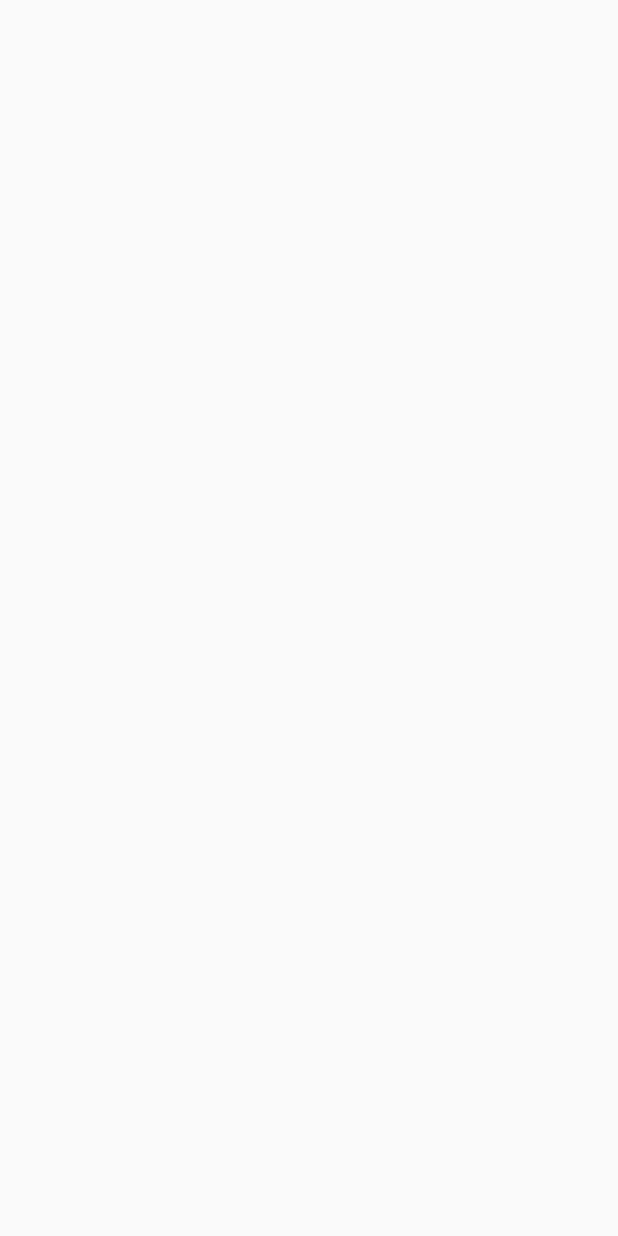
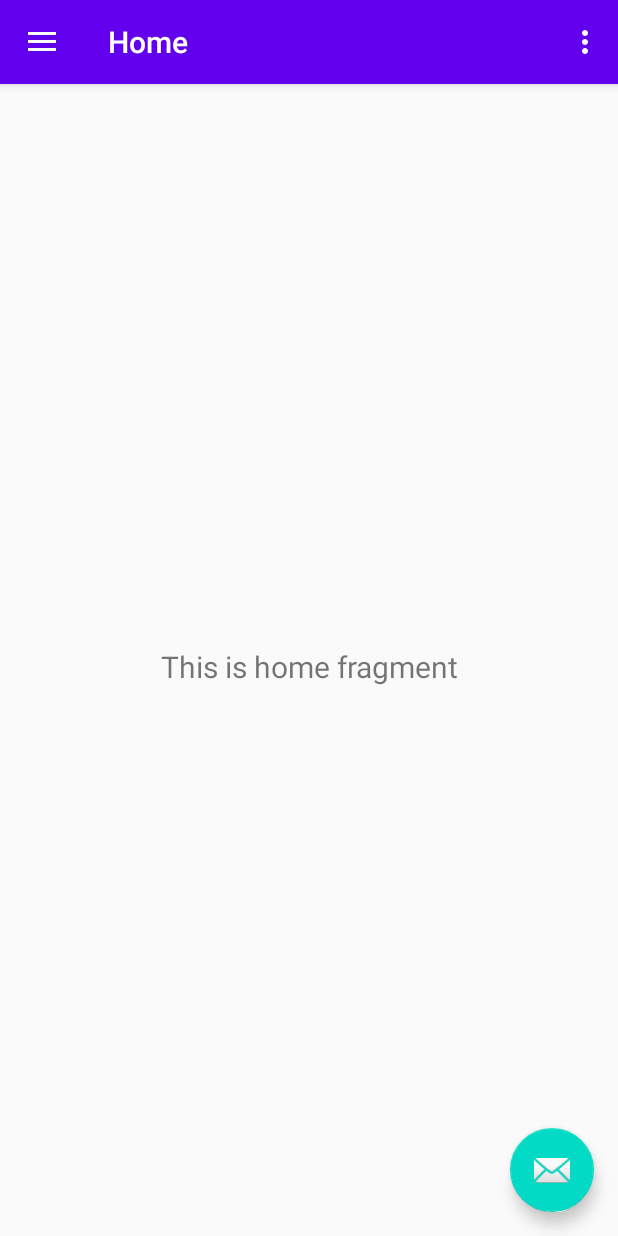
Before and after one commit to AMansou/Android-Car-App, an Android app: the AdminPage_1172631_1171821 screen opened directly, with no data from a screen before it, on a phone screen of 412 x 824 dp. Before the commit the screen is empty. Run offline under Robolectric (Android 15) with nearby library versions, the phone set to English and light mode, and no system bars; our stand-ins replace navigation-ui.

Commit message:
nothing important

```diff
--- a/app/src/main/java/com/example/brojekt/AdminPage_1172631_1171821.java
+++ b/app/src/main/java/com/example/brojekt/AdminPage_1172631_1171821.java
@@ -2,49 +2,64 @@ package com.example.brojekt;
 
 import androidx.annotation.NonNull;
 import androidx.appcompat.app.AppCompatActivity;
+import androidx.appcompat.widget.Toolbar;
 import androidx.drawerlayout.widget.DrawerLayout;
+import androidx.navigation.NavController;
+import androidx.navigation.Navigation;
+import androidx.navigation.ui.AppBarConfiguration;
+import androidx.navigation.ui.NavigationUI;
 
 import android.os.Bundle;
+import android.view.Menu;
 import android.view.MenuItem;
+import android.view.View;
 
+import com.google.android.material.floatingactionbutton.FloatingActionButton;
 import com.google.android.material.navigation.NavigationView;
+import com.google.android.material.snackbar.Snackbar;
 
-public class AdminPage_1172631_1171821 extends AppCompatActivity implements NavigationView.OnNavigationItemSelectedListener{
+public class AdminPage_1172631_1171821 extends AppCompatActivity {
 
-
-    private DrawerLayout drawerLayout;
-    private NavigationView navigationView;
-
+    private AppBarConfiguration mAppBarConfiguration;
 
     @Override
     protected void onCreate(Bundle savedInstanceState) {
         super.onCreate(savedInstanceState);
-        setContentView(R.layout.activity_admin_page_1172631_1171821);
-        navigationView = findViewById(R.id.navigation_view_admin);
-        drawerLayout = findViewById(R.id.admin_drawer);
-
+        setContentView(R.layout.activity_customer_home_1172631_1171821);
+        Toolbar toolbar = findViewById(R.id.toolbar);
+        setSupportActionBar(toolbar);
+        FloatingActionButton fab = findViewById(R.id.fab);
+        fab.setOnClickListener(new View.OnClickListener() {
+            @Override
+            public void onClick(View view) {
+                Snackbar.make(view, "Replace with your own action", Snackbar.LENGTH_LONG)
+                        .setAction("Action", null).show();
+            }
+        });
+        DrawerLayout drawer = findViewById(R.id.drawer_layout);
+        NavigationView navigationView = findViewById(R.id.nav_view);
+        // Passing each menu ID as a set of Ids because each
+        // menu should be considered as top level destinations.
+        mAppBarConfiguration = new AppBarConfiguration.Builder(
+                R.id.nav_home, R.id.nav_gallery, R.id.nav_slideshow)
+                .setDrawerLayout(drawer)
+                .build();
+        NavController navController = Navigation.findNavController(this, R.id.nav_host_fragment);
+        NavigationUI.setupActionBarWithNavController(this, navController, mAppBarConfiguration);
+        NavigationUI.setupWithNavController(navigationView, navController);
     }
 
     @Override
-    public boolean onNavigationItemSelected(@NonNull MenuItem item) {
-        switch (item.getItemId()){
-            case R.id.delete_customer:{
-                System.out.println("delete customer");
-                break;
-            }
-            case R.id.add_admin:{
-                System.out.println("add admin");
-                break;
-            }
-            case R.id.view_reserves:{
-                System.out.println("reserves");
-                break;
-            }
-            case R.id.logout_admin:{
-                System.out.println("log admin out");
-                break;
-            }
-        }
-        return false;
+    public boolean onCreateOptionsMenu(Menu menu) {
+        // Inflate the menu; this adds items to the action bar if it is present.
+        getMenuInflater().inflate(R.menu.customer_home_1172631_1171821, menu);
+        return true;
+    }
+
+    @Override
+    public boolean onSupportNavigateUp() {
+        NavController navController = Navigation.findNavController(this, R.id.nav_host_fragment);
+        return NavigationUI.navigateUp(navController, mAppBarConfiguration)
+                || super.onSupportNavigateUp();
     }
 }
```
Also changed, not shown: app/src/main/res/layout/activity_admin_page_1172631_1171821.xml (+12 -4 lines).
